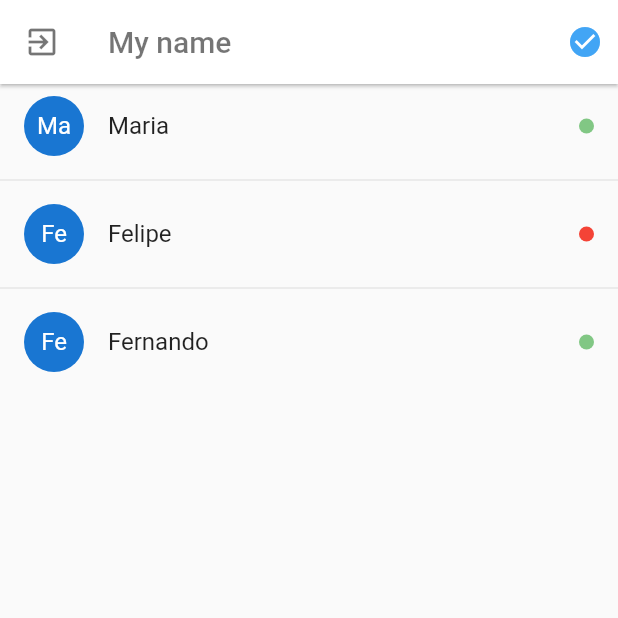
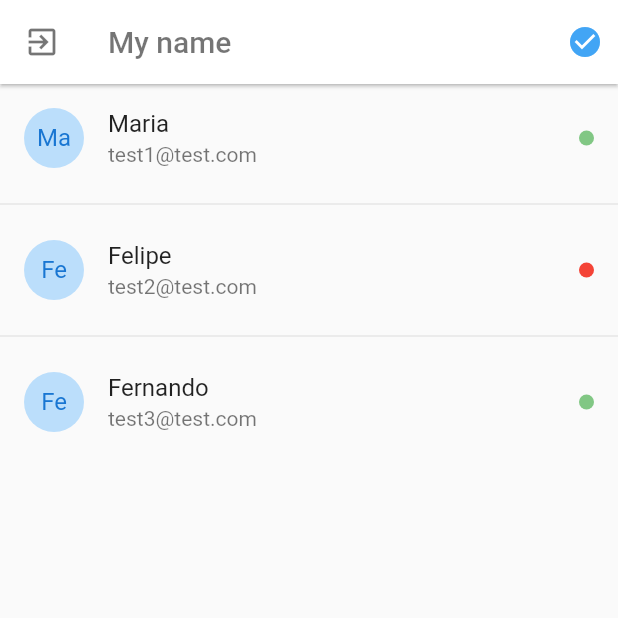
Before and after one commit to GerArJe/chat, a Flutter app: the screen it shows after launch, on a phone screen of 412 x 824 dp, the top half of it. Run offline on Flutter 3.47's test engine with Material 2 defaults, Android fonts, the phone set to English and light mode, and no system bars; drawn by our look-alikes of pull_to_refresh.

```diff
--- a/lib/pages/users_page.dart
+++ b/lib/pages/users_page.dart
@@ -1,4 +1,6 @@
 import 'package:flutter/material.dart';
+
+import 'package:pull_to_refresh/pull_to_refresh.dart';
 
 import 'package:chat/models/user.dart';
 
@@ -10,6 +12,9 @@ class UsersPage extends StatefulWidget {
 }
 
 class _UsersPageState extends State<UsersPage> {
+  RefreshController _refreshController =
+      RefreshController(initialRefresh: false);
+
   final users = [
     User(uid: '1', name: 'Maria', email: 'test1@test.com', online: true),
     User(uid: '2', name: 'Felipe', email: 'test2@test.com', online: false),
@@ -40,23 +45,51 @@ class _UsersPageState extends State<UsersPage> {
           )
         ],
       ),
-      body: ListView.separated(
+      body: SmartRefresher(
+        controller: _refreshController,
+        enablePullDown: true,
+        onRefresh: _loadUsers,
+        header: WaterDropHeader(
+          complete: Icon(Icons.check, color: Colors.blue[400]),
+          waterDropColor: Colors.blue.shade400,
+        ),
+        child: _listViewUsers(),
+      ),
+    );
+  }
+
+  ListView _listViewUsers() {
+    return ListView.separated(
         physics: BouncingScrollPhysics(),
-          itemBuilder: (_, i) => ListTile(
-                title: Text(users[i].name),
+        itemBuilder: (_, i) => _userListTile(users[i]),
+        separatorBuilder: (_, i) => Divider(),
+        itemCount: users.length);
+  }
+
+  ListTile _userListTile(User user) {
+    return ListTile(
+      title: Text(user.name),
+      subtitle: Text(user.email),
       leading: CircleAvatar(
-                  child: Text(users[i].name.substring(0, 2)),
+        child: Text(
+          user.name.substring(0, 2),
+        ),
+        backgroundColor: Colors.blue[100],
       ),
       trailing: Container(
         width: 10,
         height: 10,
         decoration: BoxDecoration(
-                      color: users[i].online ? Colors.green[300] : Colors.red,
+            color: user.online ? Colors.green[300] : Colors.red,
             borderRadius: BorderRadius.circular(100)),
       ),
-              ),
-          separatorBuilder: (_, i) => Divider(),
-          itemCount: users.length),
     );
   }
+
+  _loadUsers() async {
+// monitor network fetch
+    await Future.delayed(Duration(milliseconds: 1000));
+    // if failed,use refreshFailed()
+    _refreshController.refreshCompleted();
   }
+}
--- a/pubspec.yaml
+++ b/pubspec.yaml
@@ -34,6 +34,7 @@ dependencies:
   # The following adds the Cupertino Icons font to your application.
   # Use with the CupertinoIcons class for iOS style icons.
   cupertino_icons: ^1.0.2
+  pull_to_refresh: ^2.0.0
 
 dev_dependencies:
   flutter_test:
```
Also changed, not shown: pubspec.lock. Lines whose indentation alone changed are shown as unchanged.
